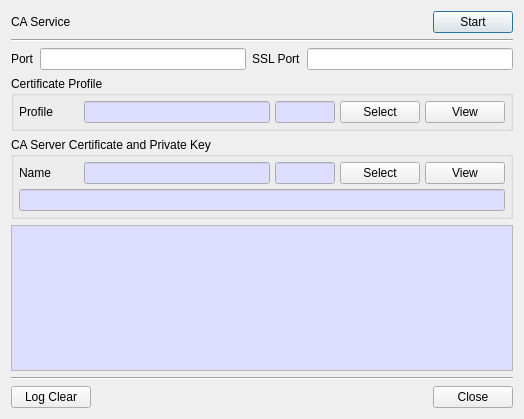
This is CertMan/ca_service_dlg.ui in jykim74/CertMan as Qt 5 draws it before an edit. The edited form follows.
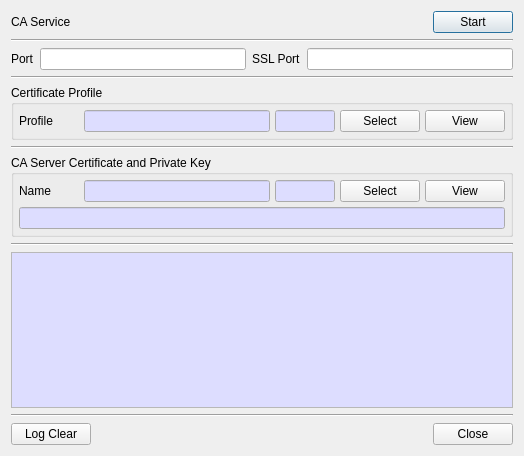
This is the edited form.

Commit message: UI 개선

The edit to the form file:
```diff
--- a/CertMan/ca_service_dlg.ui
+++ b/CertMan/ca_service_dlg.ui
@@ -7,7 +7,7 @@
     <x>0</x>
     <y>0</y>
     <width>524</width>
-    <height>419</height>
+    <height>456</height>
    </rect>
   </property>
   <property name="windowTitle">
@@ -76,6 +76,13 @@
      </item>
     </layout>
    </item>
+   <item>
+    <widget class="Line" name="line_3">
+     <property name="orientation">
+      <enum>Qt::Horizontal</enum>
+     </property>
+    </widget>
+   </item>
    <item>
     <widget class="QGroupBox" name="groupBox_2">
      <property name="minimumSize">
@@ -211,6 +218,13 @@
      </layout>
     </widget>
    </item>
+   <item>
+    <widget class="Line" name="line_4">
+     <property name="orientation">
+      <enum>Qt::Horizontal</enum>
+     </property>
+    </widget>
+   </item>
    <item>
     <widget class="QGroupBox" name="groupBox">
      <property name="title">
@@ -374,6 +388,13 @@
      </layout>
     </widget>
    </item>
+   <item>
+    <widget class="Line" name="line_5">
+     <property name="orientation">
+      <enum>Qt::Horizontal</enum>
+     </property>
+    </widget>
+   </item>
    <item>
     <widget class="QPlainTextEdit" name="mLogText">
      <property name="minimumSize">
```
